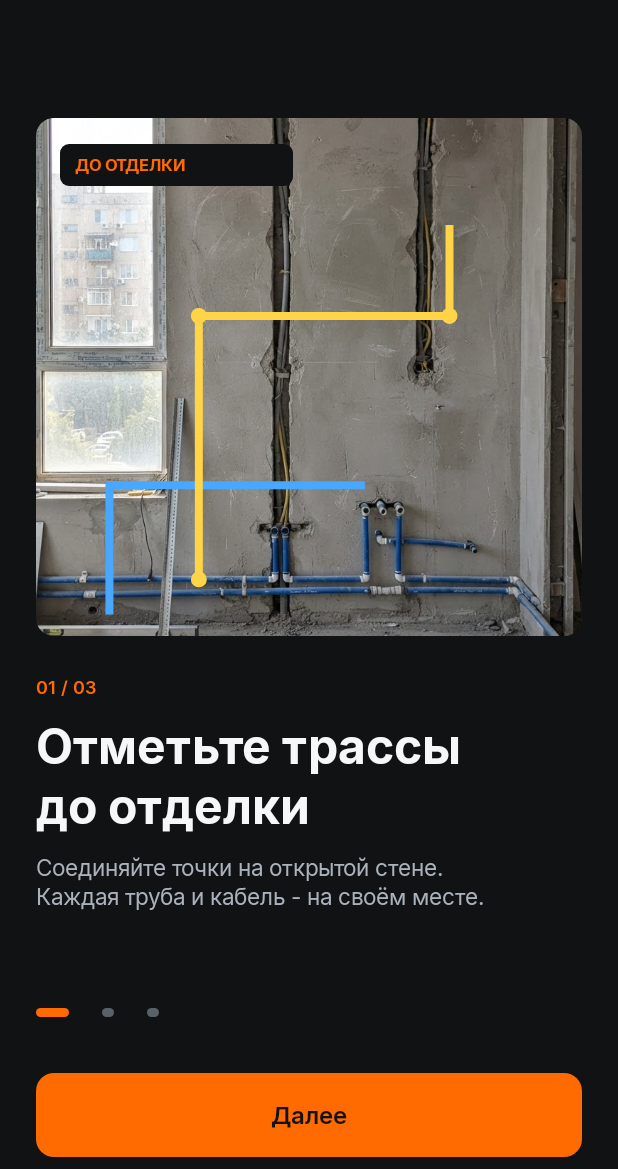
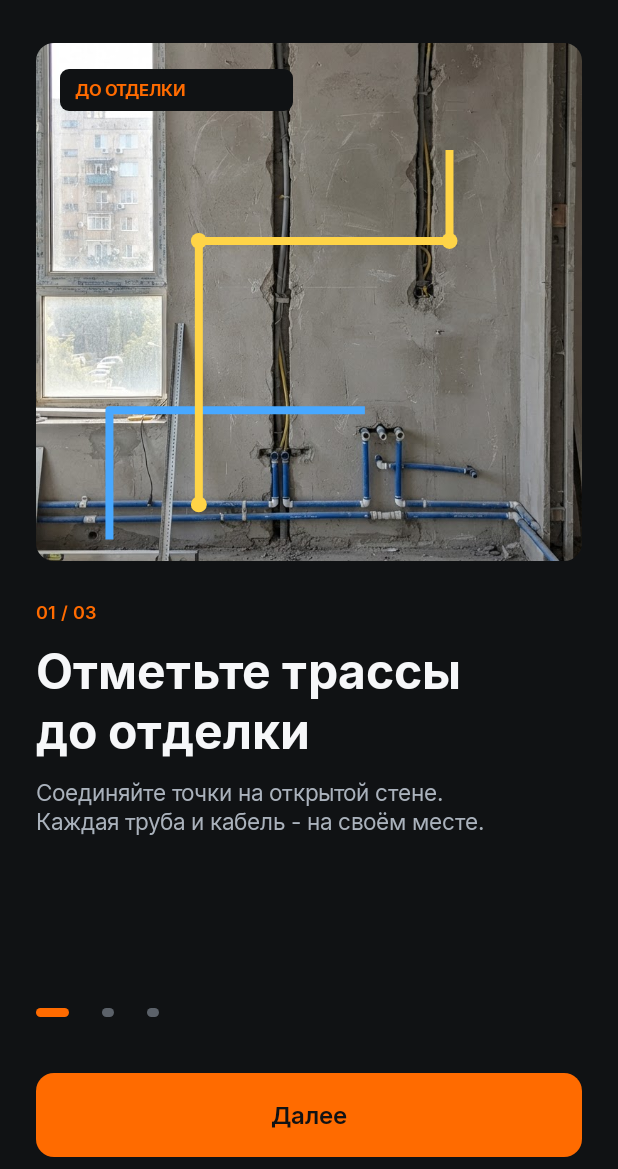
Before and after one commit to alenchha/trassa-android, an Android app built with Jetpack Compose: the screen it shows after launch (MainActivity), on a phone screen of 412 x 824 dp, the part 67-1236 px from its top. Run offline under Robolectric (Android 15) with nearby library versions, the phone set to English and light mode, and no system bars; our stand-ins replace Room's generated code.

Commit message:
Онбординг: страницы прижаты к верху; скриншоты в README

```diff
--- a/app/src/main/java/ru/trassa/ui/screens/ListScreens.kt
+++ b/app/src/main/java/ru/trassa/ui/screens/ListScreens.kt
@@ -108,7 +108,7 @@ fun OnboardingScreen(onFinish: () -> Unit) {
                 Text("Пропустить", style = TrassaType.Footnote, color = TrassaColors.TextSecondary,
                     modifier = Modifier.clip(RoundedCornerShape(8.dp)).combinedClickable(onClick = onFinish).padding(12.dp))
             }
-            HorizontalPager(pager, Modifier.weight(1f)) { i ->
+            HorizontalPager(pager, Modifier.weight(1f), verticalAlignment = Alignment.Top) { i ->
                 val p = pages[i]
                 Column(Modifier.verticalScroll(rememberScrollState())) {
                     OnboardingIllustration(p.photo, p.tag, i, Modifier.padding(top = 17.dp).fillMaxWidth().height(345.dp))
```
Also changed, not shown: 5 other files.
